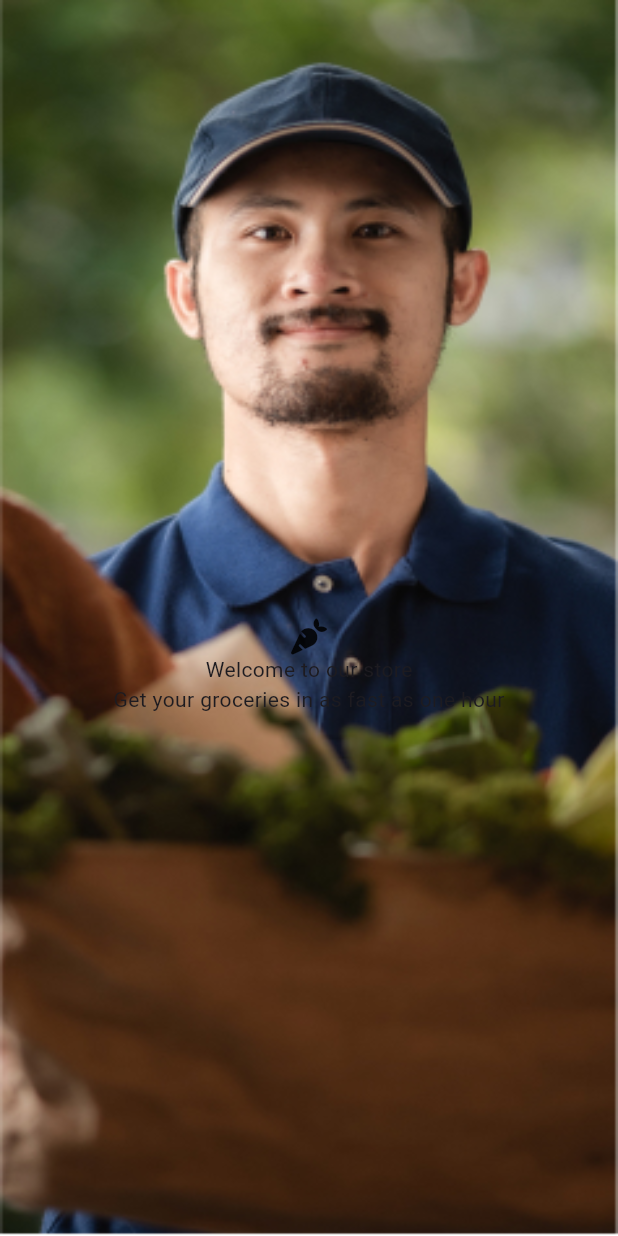
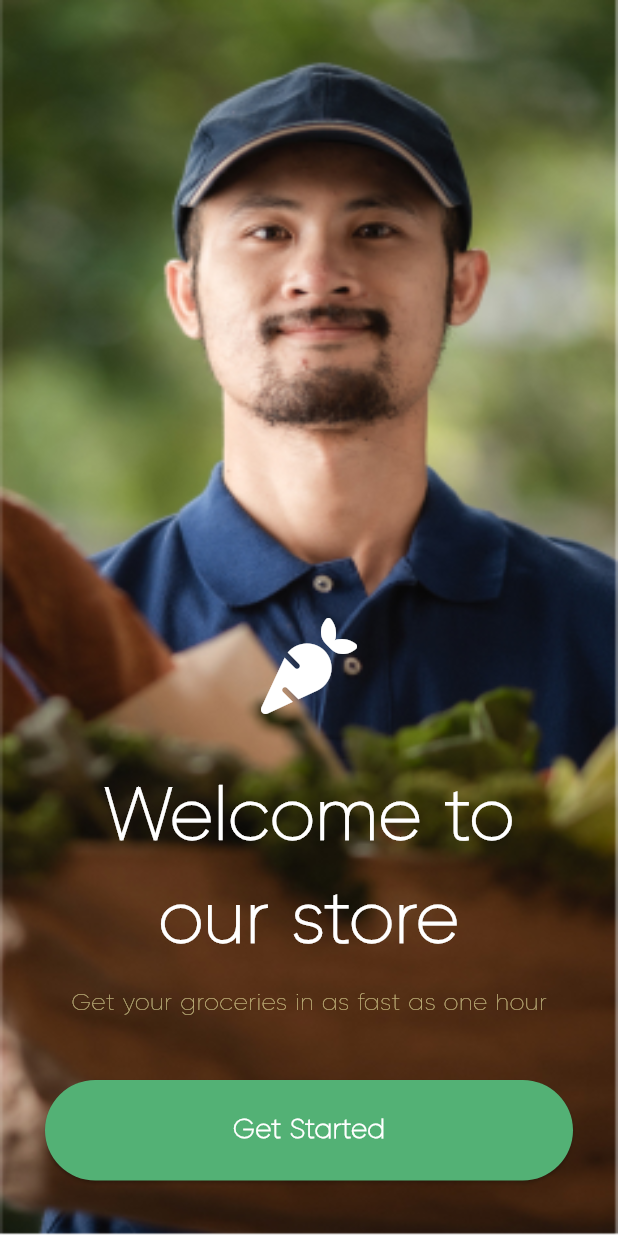
Before and after one commit to Mahmoud-Magdy17/nector_app, a Flutter app: the screen it shows after launch, on a phone screen of 412 x 824 dp. Run offline on Flutter 3.47's test engine with Material 3 defaults, Android fonts, the phone set to English and light mode, and no system bars; our stand-ins replace font_awesome_flutter.

Commit message:
onBoarding done

```diff
--- a/lib/core/utils/app_colors.dart
+++ b/lib/core/utils/app_colors.dart
@@ -3,4 +3,6 @@ import 'dart:ui';
 class AppColors {
   static Color primaryColor = const Color(0xff53B175);
   static Color offWhite = const Color(0xffF2F3F2);
+  static Color white = const Color(0xffFffffff);
+
 }
--- /dev/null
+++ b/lib/core/utils/app_style.dart
@@ -0,0 +1,15 @@
+import 'package:flutter/material.dart';
+
+final class AppTextStyle {
+  static TextStyle gilroy18px600 = const TextStyle(
+    fontFamily: "Gilroy",
+    fontSize: 18,
+    fontWeight: FontWeight.w600,
+
+  );
+  static TextStyle gilroy16px500 = const TextStyle(
+    fontFamily: "Gilroy",
+    fontSize: 16,
+    fontWeight: FontWeight.w500,
+  );
+}
--- /dev/null
+++ b/lib/core/widgets/custom_button.dart
@@ -0,0 +1,34 @@
+import 'package:flutter/material.dart';
+import 'package:nector_app/core/utils/app_colors.dart';
+import 'package:nector_app/core/utils/app_style.dart';
+
+class CustomButton extends StatelessWidget {
+  const CustomButton({
+    super.key,
+    required this.padding,
+    required this.text,
+    required this.onPressed,
+  });
+  final Function() onPressed;
+  final double padding;
+  final String text;
+  @override
+  Widget build(BuildContext context) {
+    return Padding(
+      padding: EdgeInsets.symmetric(horizontal: padding),
+      child: ElevatedButton(
+        onPressed: onPressed,
+        style: ElevatedButton.styleFrom(
+          backgroundColor: AppColors.primaryColor,
+          fixedSize: const Size(double.maxFinite, 67),
+        ),
+        child: Text(
+          text,
+          style: AppTextStyle.gilroy18px600.copyWith(
+            color: AppColors.white,
+          ),
+        ),
+      ),
+    );
+  }
+}
--- a/lib/features/onboarding/presentation/views/onboarding.dart
+++ b/lib/features/onboarding/presentation/views/onboarding.dart
@@ -1,8 +1,7 @@
 import 'package:flutter/material.dart';
-import 'package:flutter/widgets.dart';
-import 'package:font_awesome_flutter/font_awesome_flutter.dart';
 import 'package:nector_app/core/utils/app_assets.dart';
-import 'package:nector_app/core/utils/app_strings.dart';
+
+import 'widgets/onboarding_view_body.dart';
 
 class OnBoarding extends StatelessWidget {
   const OnBoarding({super.key});
@@ -13,21 +12,15 @@ class OnBoarding extends StatelessWidget {
       body: Container(
         width: double.infinity,
         decoration: BoxDecoration(
-            image: DecorationImage(
-                image: AssetImage(AppAssets.onBoardingBackground),fit: BoxFit.fill)),
-        child: Column(
+          image: DecorationImage(
+            image: AssetImage(AppAssets.onBoardingBackground),
+            fit: BoxFit.fill,
+          ),
+        ),
+        child: const Column(
           children: [
             Spacer(),
-            Expanded(
-                child: Column(
-              children: [
-                Icon(
-                  FontAwesomeIcons.carrot,
-                ),
-                Text(AppStrings.welcome),
-                Text(AppStrings.getYourGroceriesFast),
-              ],
-            )),
+            OnboardingViewBody(),
           ],
         ),
       ),
--- /dev/null
+++ b/lib/features/onboarding/presentation/views/widgets/onboarding_view_body.dart
@@ -0,0 +1,61 @@
+import 'package:flutter/material.dart';
+import 'package:font_awesome_flutter/font_awesome_flutter.dart';
+import 'package:nector_app/core/utils/app_colors.dart';
+import 'package:nector_app/core/utils/app_functions.dart';
+import 'package:nector_app/core/utils/app_strings.dart';
+import 'package:nector_app/core/utils/app_style.dart';
+import 'package:nector_app/core/widgets/custom_button.dart';
+
+class OnboardingViewBody extends StatelessWidget {
+  const OnboardingViewBody({
+    super.key,
+  });
+
+  @override
+  Widget build(BuildContext context) {
+    return Expanded(
+      child: Column(
+        children: [
+          Icon(
+            FontAwesomeIcons.carrot,
+            color: AppColors.white,
+            size: 64,
+          ),
+          SizedBox(
+            height: 35,
+          ),
+          Padding(
+            padding: const EdgeInsets.symmetric(horizontal: 60.5),
+            child: Text(
+              AppStrings.welcome,
+              textAlign: TextAlign.center,
+              style: AppTextStyle.gilroy18px600.copyWith(
+                color: AppColors.white,
+                fontSize: 48,
+              ),
+            ),
+          ),
+          SizedBox(
+            height: 8,
+          ),
+          Text(
+            AppStrings.getYourGroceriesFast,
+            style: AppTextStyle.gilroy16px500.copyWith(
+              color: const Color(0xfffcfcfcb2).withOpacity(0.7),
+            ),
+          ),
+          SizedBox(
+            height: 40,
+          ),
+          CustomButton(
+            padding: 30.0,
+            text: AppStrings.getStarted,
+            onPressed: () {
+              navigationPushReplacement(context,Scaffold());
+            },
+          )
+        ],
+      ),
+    );
+  }
+}
--- a/lib/features/splash/presentation/views/spash_view.dart
+++ b/lib/features/splash/presentation/views/spash_view.dart
@@ -2,7 +2,7 @@ import 'package:flutter/material.dart';
 import 'package:nector_app/core/router/app_router.dart';
 import 'package:nector_app/core/utils/app_assets.dart';
 import 'package:nector_app/core/utils/app_colors.dart';
-import 'package:nector_app/core/utils/functions.dart';
+import 'package:nector_app/core/utils/app_functions.dart';
 import 'package:nector_app/features/splash/presentation/views/widgets/animated_logo_widget.dart';
 
 class SplashView extends StatelessWidget {
```
Also changed, not shown: pubspec.yaml (+16 -13 lines), assets/fonts/Gilroy-Black.ttf (added), assets/fonts/Gilroy-Heavy.ttf (added), lib/core/utils/app_functions.dart (renamed from lib/core/utils/functions.dart).
